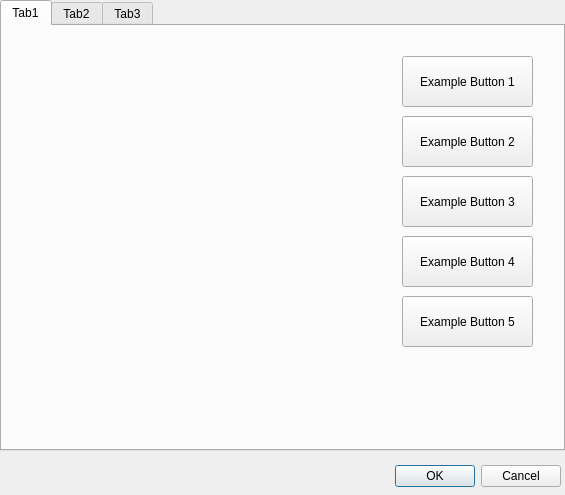
This is Source/Plugins/ExperimentManager/ExperimentManager_dialog.ui in nemesissnake/StimulGL as Qt 5 draws it before an edit. The edited form follows.
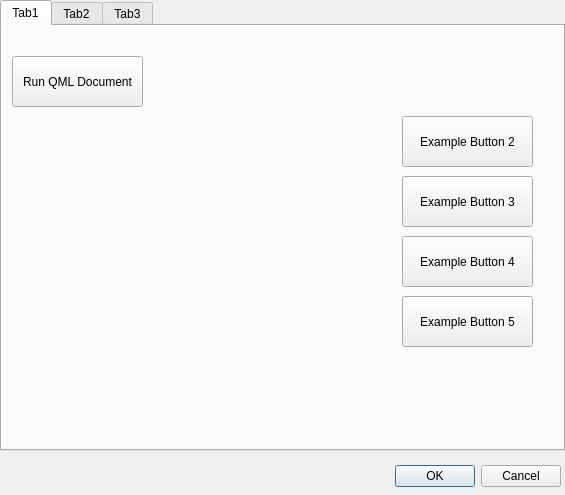
This is the edited form.

Diff of the .ui file:
```diff
--- a/Source/Plugins/ExperimentManager/ExperimentManager_dialog.ui
+++ b/Source/Plugins/ExperimentManager/ExperimentManager_dialog.ui
@@ -77,14 +77,14 @@
     <widget class="QPushButton" name="btnExampleButton">
      <property name="geometry">
       <rect>
-       <x>400</x>
+       <x>10</x>
        <y>30</y>
        <width>131</width>
        <height>51</height>
       </rect>
      </property>
      <property name="text">
-      <string>Example Button 1</string>
+      <string>Run QML Document</string>
      </property>
     </widget>
     <widget class="QPushButton" name="btnExampleButton_2">
@@ -139,16 +139,6 @@
       <string>Example Button 5</string>
      </property>
     </widget>
-    <widget class="QWidget" name="qmlWidgetHolder" native="true">
-     <property name="geometry">
-      <rect>
-       <x>20</x>
-       <y>20</y>
-       <width>351</width>
-       <height>301</height>
-      </rect>
-     </property>
-    </widget>
    </widget>
    <widget class="QWidget" name="tab2">
     <attribute name="title">
```
Left out of the diff: 12 changed lines with no effect on the pictures.
